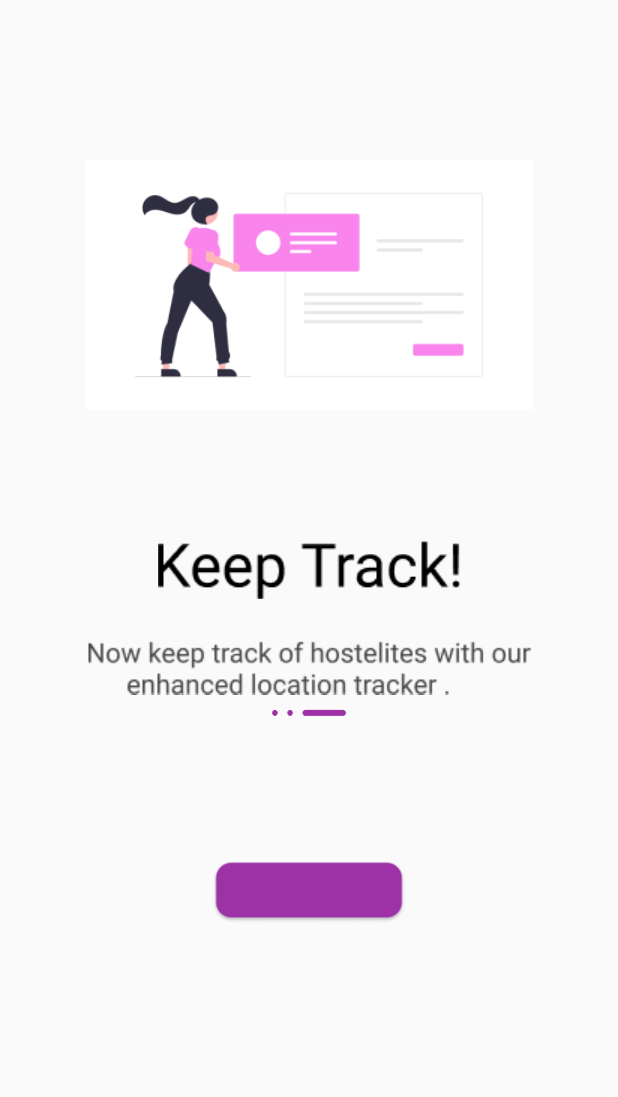
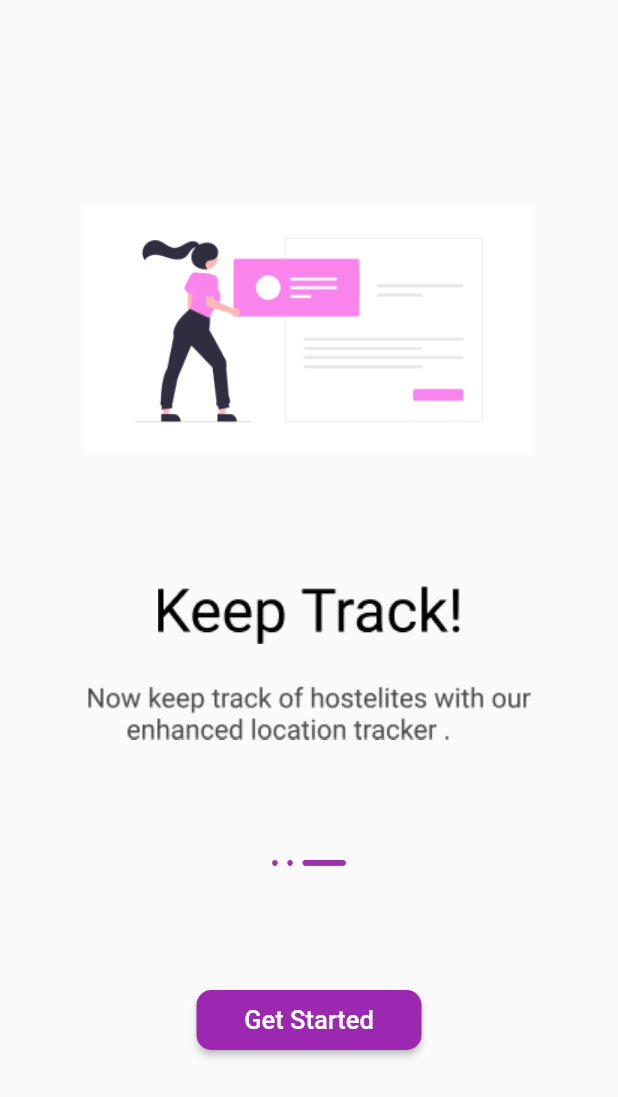
Before and after one commit to hackslash-nitp/Hostelite, a Flutter app: the KeepTrack screen opened by its route, on a phone screen of 412 x 824 dp. Shown: the top 1097 px of the screen. Run offline on Flutter 3.47's test engine with Material 2 defaults, Android fonts, the phone set to English and light mode, and no system bars.

Commit message:
Improving Starting pages codes

```diff
--- a/lib/starting_pages/keep_track.dart
+++ b/lib/starting_pages/keep_track.dart
@@ -11,59 +11,58 @@ class _KeepTrackState extends State<KeepTrack> {
   @override
   Widget build(BuildContext context) {
     return Scaffold(
-      body: Padding(
-        padding: EdgeInsets.fromLTRB(50, 40, 50, 10),
+      body:
+        Padding(
+          padding: const EdgeInsets.only(top: 70.0),
+          child: Center(
             child: Column(
-          crossAxisAlignment: CrossAxisAlignment.start,
+            crossAxisAlignment: CrossAxisAlignment.center,
             children: <Widget>[
-
-            Center(
-              child: Image(
+              Image(
                   image: AssetImage('assets/fourth_page/undraw_Account_re_o7id 1.png'),
                   width: 300,
                   height: 300,
                 ),
-            ),
-            SizedBox(height: 0),
-            Center(
-              child: Image(
+
+
+               Image(
                   image: AssetImage('assets/fourth_page/Keep Track!.png'),
                   width: 300,
                   height: 80,
                 ),
-            ),
-            Center(
-              child: Image(
+
+               Image(
                   image: AssetImage('assets/fourth_page/Now keep track of hostelites with our enhanced location tracker ..png'),
                   width: 300,
                   height: 50,
                 ),
-            ),
-            SizedBox(height: 0),
-            Center(
-              child: Image(
+
+              SizedBox(height: 70),
+              Image(
                   image: AssetImage('assets/fourth_page/Group 33657.png'),
                   width: 50,
                   height: 10,
                 ),
+
+              SizedBox(height: 80),
+               Container(
+                 width: 150.0,
+                 height: 40.0,
+                 child: MaterialButton(
+                    child: Text('Get Started',style: TextStyle(color: Colors.white,fontSize: 17.0),),
+                    color: Colors.purple,
+                     minWidth: 100.0,
+
+                     shape: RoundedRectangleBorder(borderRadius: BorderRadius.circular(10.0)),
+
+          onPressed: () {},),
                ),
-            SizedBox(height: 80),
-            Center(
-              // ignore: deprecated_member_use
-              child: FlatButton(
-                splashColor: Colors.deepPurpleAccent,
-                focusColor: Colors.cyanAccent,
-                highlightColor: Colors.amberAccent,
-                child: Image(
-                  image: AssetImage('assets/fourth_page/get_started/Rectangle 425.png'),
-                  width: 130,
-                  height: 70,
 
+
+
+
+            ],
           ),
-                onPressed: () {},
-              ),
-            )
-          ],
       ),
         ),
 
```
Also changed, not shown: lib/starting_pages/fast_and_easy.dart (+12 -14 lines), lib/starting_pages/solve_your_issues.dart (+19 -33 lines), pubspec.lock. Lines whose indentation alone changed are shown as unchanged.
